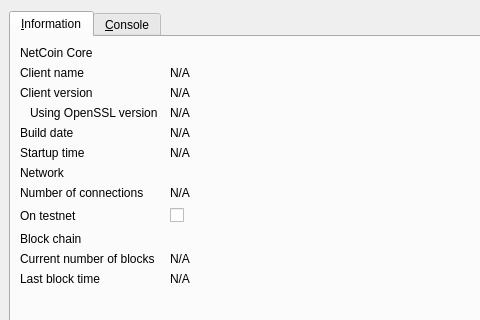
First picture: the form in src/qt/forms/rpcconsole.ui, repository hanzou-x/flapxcoin, before the edit; both pictures show x 0 to 480 and y 0 to 320 of the 740 by 507 pixel window.
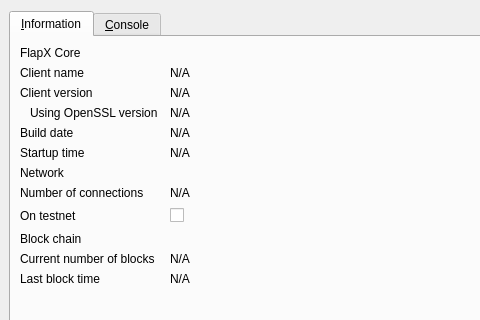
Second picture: the form after the edit. Icons and pictures are not drawn.

```diff
--- a/src/qt/forms/rpcconsole.ui
+++ b/src/qt/forms/rpcconsole.ui
@@ -156,7 +156,7 @@
        <item row="0" column="0">
         <widget class="QLabel" name="label_9">
          <property name="text">
-          <string>NetCoin Core</string>
+          <string>FlapX Core</string>
          </property>
         </widget>
        </item>
```
Left out of the diff: 6 changed lines with no effect on the pictures.
